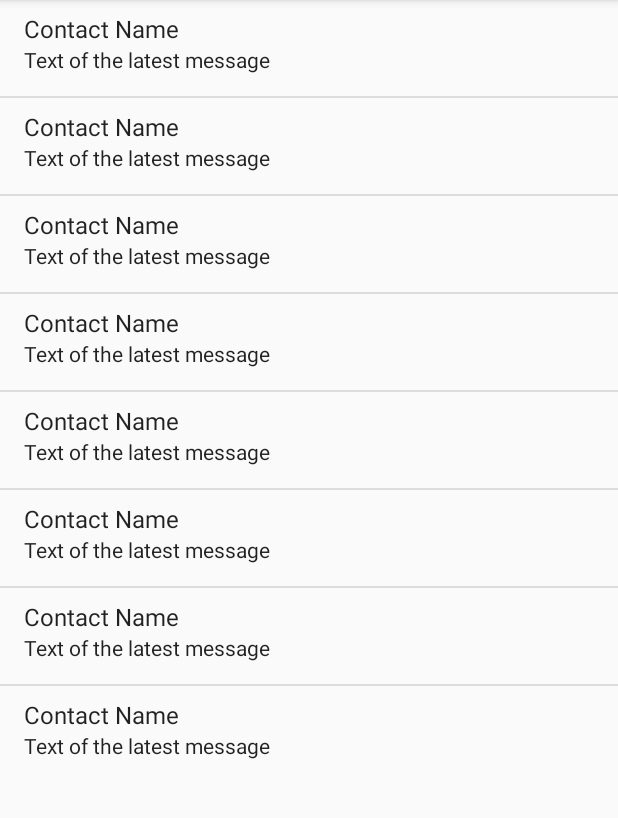
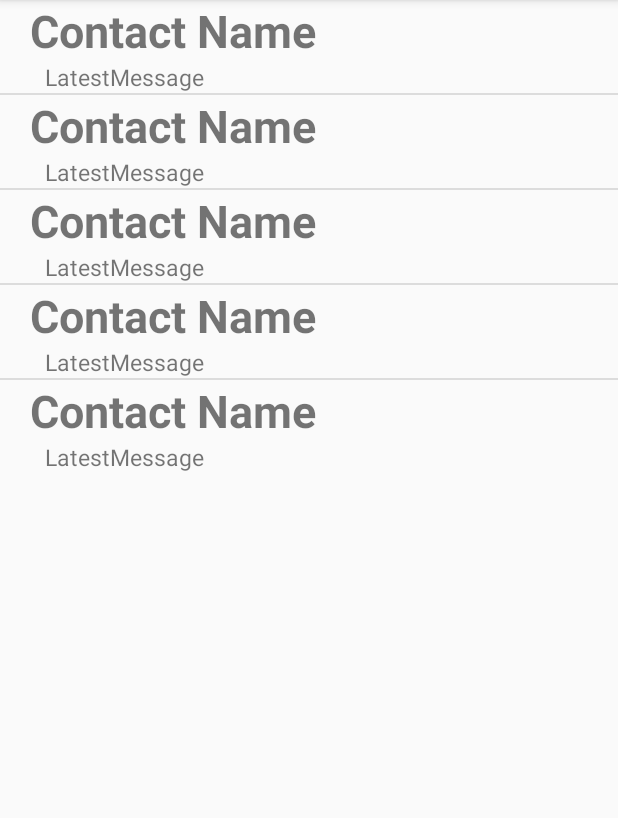
Before and after one commit to dsaplbg/OpenSecuritySMS, an Android app: the screen it shows after launch (OpenSecuritySMS), on a phone screen of 412 x 824 dp, the part 84-902 px from its top. Run offline under Robolectric (Android 15) with nearby library versions, the phone set to English and light mode, and no system bars.

Commit message:
Creation of rowView View thanks to the listview in the main xml, and a new xml file used for descripting entities implements into one rowView. Override of child method ArrayConversAdapter used for calculate and return different elements of our list of ConversationLine.

```diff
--- /dev/null
+++ b/app/src/main/java/org/opensecurity/sms/ArrayConversAdapter.java
@@ -0,0 +1,84 @@
+package org.opensecurity.sms;
+
+import android.content.Context;
+import android.view.LayoutInflater;
+import android.view.View;
+import android.view.ViewGroup;
+import android.widget.ArrayAdapter;
+import android.widget.TextView;
+
+import java.util.List;
+
+/**
+ * Created by root on 19/09/15.
+ *
+ * This class is use for set an adapter of a list of conversation (in the main activity)
+ * it's a child of ArrayAdapter.
+ */
+public class ArrayConversAdapter extends ArrayAdapter {
+    private List<ConversationLine> mRepertoire;
+    private LayoutInflater mLayoutInflater;
+    private View rowView;
+
+    static class ViewHolder {
+        public TextView name;
+        public TextView latestCon;
+    }
+    public ArrayConversAdapter(Context context, List<ConversationLine> rep){
+        super(context, R.layout.listofconvers, rep);
+        this.mRepertoire = rep;
+        this.mLayoutInflater = LayoutInflater.from(context);
+
+    }
+
+
+    /**
+     * position : position in the list of conversation.
+     * convertView : give by the system to recycling or recalculate rowView witch has just appear (by scrolling for example)
+     *
+     * permet la récupération de la vue personnalisée d'une ligne (rowView) qui
+     * contiendra, grâce au XML, nos deux élements de textes que nous pourront
+     * exploiter afin de pouvoir y personnaliser. La méthode getView est appelée
+     * pour générer chaque lignes de l'écran.
+     *
+     * This method is a redefinition of getView in class ArrayAdapter witch is use for
+     * calculate one element of our list of widget rowView created by us.
+     * permit the recycling (or calculate) and return the personalized view of a line (rowView) witch
+     * will be composed of, thanks to XML, tow entities of TextView. (ref to R.layout.listofconvers.xml)
+     *this method is called every time the program need to generate a rowview.
+     *
+     * If you want to improve the design of the listOfConvers activity (main activity) refer to
+     * R.layout.listofconvers.xml and R.layout.opensecuritysms.xml
+     */
+    @Override
+    public View getView (int position, View convertView, ViewGroup parent) {
+
+        ViewHolder holder;  //use this class for keep element when one of them disappear (by scrolling for example)
+        rowView = convertView;
+
+        //if the parameter convertView is null, we have to recalculate rowview thanks to the following lines.
+        if(convertView == null) {
+            //la méthode inflate permet de créer un objet view à partir d'un xml.
+            //inflate method permit to create a View object since the xml
+            rowView = this.mLayoutInflater.inflate(R.layout.listofconvers, null);
+
+            /*initialization of holder, because convertView is null so holder couldn't know
+            members assignment. We have to recreate it with the following lines*/
+            holder = new ViewHolder();
+
+            holder.name = (TextView) rowView.findViewById(R.id.nameContact);
+            holder.latestCon = (TextView) rowView.findViewById(R.id.latestMessage);
+
+            rowView.setTag(holder);
+        }
+        //else, the parameter convertView exists so the element can be save with the convertView passed by the system
+        else {
+            holder = (ViewHolder) rowView.getTag();
+        }
+
+        ConversationLine convers = mRepertoire.get(position);
+        holder.name.setText(convers.getContactName());
+        holder.latestCon.setText(convers.getLatestMessage());
+        return rowView;
+    }
+}
--- /dev/null
+++ b/app/src/main/java/org/opensecurity/sms/ConversationLine.java
@@ -0,0 +1,36 @@
+package org.opensecurity.sms;
+
+/**
+ * Created by root on 19/09/15.
+ * object used to show a line of conversation
+ * in the main activity
+
+ */
+public class ConversationLine {
+    private String contactName;
+    private String latestMessage;
+
+    public ConversationLine(String contactName, String latestMessage){
+        this.contactName = contactName;
+        this.latestMessage = latestMessage;
+    }
+
+
+    public void setLatestMessage(String latestMessage) {
+        this.latestMessage = latestMessage;
+    }
+
+    public void setContactName(String contactName) {
+        this.contactName = contactName;
+    }
+
+    public String getContactName() {
+        return contactName;
+    }
+
+    public String getLatestMessage() {
+        return latestMessage;
+    }
+
+
+}
--- a/app/src/main/java/org/opensecurity/sms/OpenSecuritySMS.java
+++ b/app/src/main/java/org/opensecurity/sms/OpenSecuritySMS.java
@@ -5,9 +5,11 @@ import android.os.Bundle;
 import android.view.Menu;
 import android.view.MenuItem;
 import android.view.View;
+import android.widget.ArrayAdapter;
 import android.widget.ListAdapter;
 import android.widget.ListView;
 import android.widget.SimpleAdapter;
+import android.widget.TextView;
 
 import java.util.ArrayList;
 import java.util.HashMap;
@@ -18,34 +20,24 @@ import static org.opensecurity.sms.RSA.generateKey;
 
 public class OpenSecuritySMS extends AppCompatActivity {
     private ListView list;
+    private ListView listeConversations;
     private ListView vue;
+    private List<ConversationLine> convers;
     @Override
     protected void onCreate(Bundle savedInstanceState) {
         super.onCreate(savedInstanceState);
         setContentView(R.layout.activity_open_security_sms);
 
-        vue = (ListView) findViewById(R.id.vue);
-        String [][] repertoire = new String[][] {   {"Contact Name", "Text of the latest message"},
-                                                    {"Contact Name", "Text of the latest message"},
-                                                    {"Contact Name", "Text of the latest message"},
-                                                    {"Contact Name", "Text of the latest message"},
-                                                    {"Contact Name", "Text of the latest message"},
-                                                    {"Contact Name", "Text of the latest message"},
-                                                    {"Contact Name", "Text of the latest message"},
-                                                    {"Contact Name", "Text of the latest message"}};
-        List<HashMap<String, String>> liste = new ArrayList<HashMap<String,String>>();
-        HashMap<String,String> element;
+        convers = new ArrayList<ConversationLine>();
+        listeConversations = (ListView)findViewById(R.id.listeConvers);
+        convers.add(new ConversationLine("Contact Name", "LatestMessage"));
+        convers.add(new ConversationLine("Contact Name", "LatestMessage"));
+        convers.add(new ConversationLine("Contact Name", "LatestMessage"));
+        convers.add(new ConversationLine("Contact Name", "LatestMessage"));
+        convers.add(new ConversationLine("Contact Name", "LatestMessage"));
+        //ArrayConversAdapter est une class héritée de ArrayAdapter
+        listeConversations.setAdapter(new ArrayConversAdapter(this, convers));
 
-        for(int i=0; i<repertoire.length; i++) {
-            element = new HashMap<String,String>();
-            element.put("text1", repertoire[i][0]);
-            element.put("text2", repertoire[i][1]);
-            liste.add(element);
-        }
-        ListAdapter listeWidget = new SimpleAdapter(this, liste, android.R.layout.simple_list_item_2, new String[]{"text1","text2"},
-                                                    new int[] {android.R.id.text1, android.R.id.text2});
-
-        vue.setAdapter(listeWidget);
     }
 
     @Override
--- a/app/src/main/res/layout/activity_open_security_sms.xml
+++ b/app/src/main/res/layout/activity_open_security_sms.xml
@@ -10,6 +10,6 @@
             android:scrollIndicators="bottom"
             android:layout_width="fill_parent"
             android:layout_height="wrap_content"
-            android:id="@+id/vue">
+            android:id="@+id/listeConvers">
        </ListView>
 </RelativeLayout>
--- /dev/null
+++ b/app/src/main/res/layout/listofconvers.xml
@@ -0,0 +1,27 @@
+<?xml version="1.0" encoding="utf-8"?>
+<LinearLayout xmlns:android="http://schemas.android.com/apk/res/android"
+    android:orientation="vertical"
+    android:layout_width="match_parent"
+    android:layout_height="match_parent">
+
+    <RelativeLayout
+        android:layout_width="fill_parent"
+        android:layout_height="fill_parent"
+        android:layout_marginLeft="30px">
+
+        <TextView
+            android:id="@+id/nameContact"
+            android:layout_width="fill_parent"
+            android:layout_height="fill_parent"
+            android:textStyle="bold"
+            android:textSize="30sp"/>
+
+        <TextView
+            android:id="@+id/latestMessage"
+            android:layout_marginLeft="15px"
+            android:layout_width="fill_parent"
+            android:layout_height="fill_parent"
+            android:layout_below="@+id/nameContact"
+            android:textSize="15sp"/>
+    </RelativeLayout>
+</LinearLayout>
```
Also changed, not shown: 1 other file.
